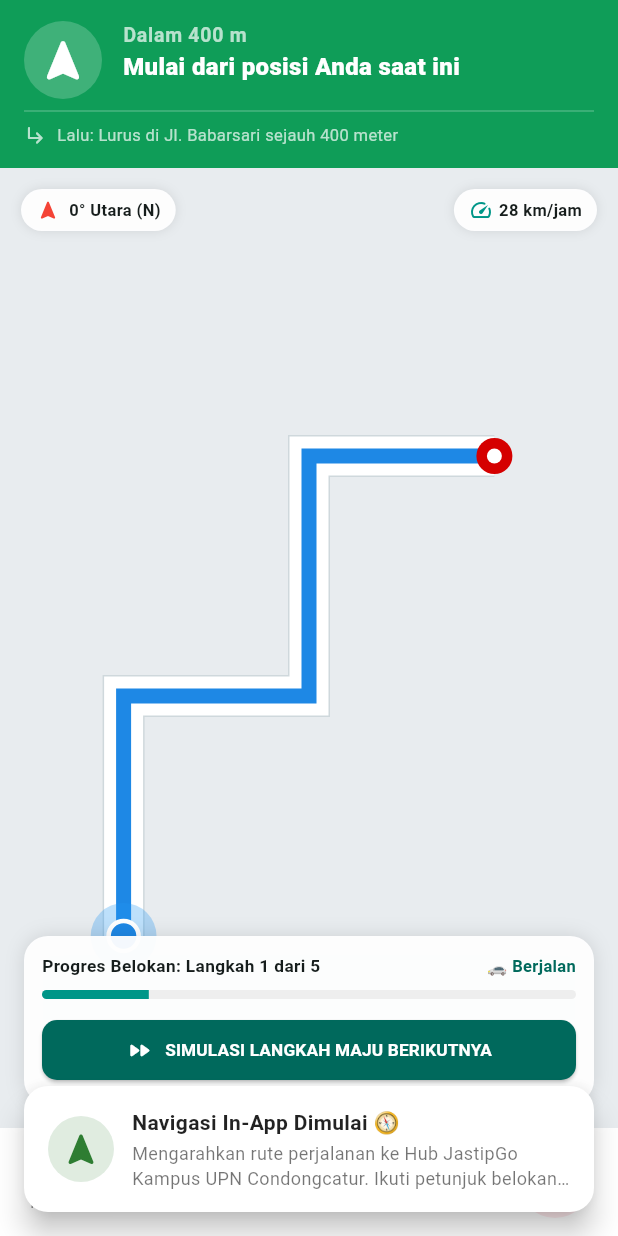
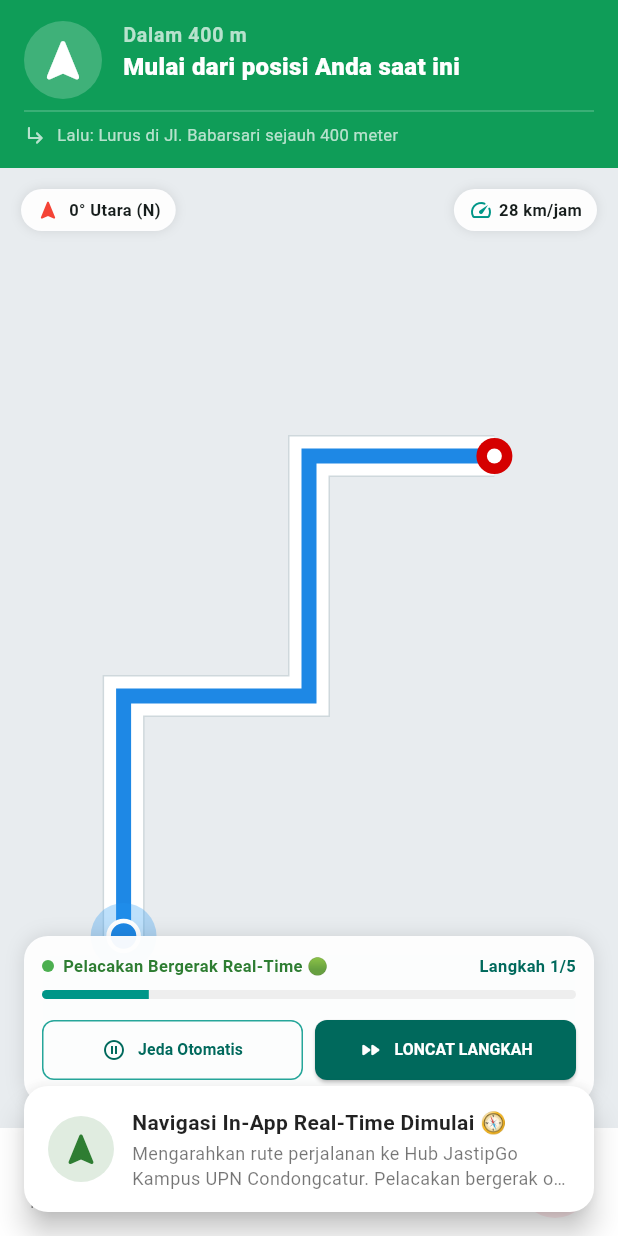
Before and after one commit to Naufalople/Project-PAM, a Flutter app: the HalamanPetaLokasi screen opened directly, scrolled down 576 dp, after a tap on "Navigasi di Aplikasi", on a phone screen of 412 x 824 dp. Run offline on Flutter 3.47's test engine with Material 3 defaults, Android fonts, the phone set to English and light mode, and no system bars; our stand-ins replace flutter_local_notifications, geolocator, hive_flutter, image_picker, local_auth, sensors_plus and 1 more; accounts and stored records are empty.

Commit message:
merevisi beberapa fitur

```diff
--- a/lib/model/model_barang_jastip.dart
+++ b/lib/model/model_barang_jastip.dart
@@ -13,7 +13,7 @@ class ModelBarangJastip {
   final String namaToko;
   final String batasWaktuPo; // Waktu penutupan PO
   final double rating;
-  final int jumlahPeminat;
+  int jumlahPeminat;
 
   ModelBarangJastip({
     required this.id,
--- a/lib/tampilan/halaman_peta_lokasi.dart
+++ b/lib/tampilan/halaman_peta_lokasi.dart
@@ -30,6 +30,8 @@ class _HalamanPetaLokasiState extends State<HalamanPetaLokasi> with SingleTicker
   int _langkahNavigasiAktif = 0;
   final double _kecepatanKmJam = 28.0;
   late AnimationController _animasiPulse;
+  Timer? _timerNavigasiOtomatis;
+  bool _navigasiOtomatisBerjalan = true;
 
   // Daftar Titik Temu / Cabang Hub Traveler JastipGo
   final List<Map<String, dynamic>> _daftarTitikTemu = [
@@ -126,6 +128,7 @@ class _HalamanPetaLokasiState extends State<HalamanPetaLokasi> with SingleTicker
 
   @override
   void dispose() {
+    _timerNavigasiOtomatis?.cancel();
     _langgananPosisi?.cancel();
     _animasiPulse.dispose();
     super.dispose();
@@ -175,6 +178,20 @@ class _HalamanPetaLokasiState extends State<HalamanPetaLokasi> with SingleTicker
         setState(() {
           _posisiPengguna = posisiBaru;
           _statusLokasi = 'GPS Live • ${posisiBaru.latitude.toStringAsFixed(4)}, ${posisiBaru.longitude.toStringAsFixed(4)}';
+
+          // Otomatisasi Real-Time GPS: Bergerak maju mengikuti posisi nyata HP tanpa harus klik
+          if (_sedangBernavigasi) {
+            final hub = _daftarTitikTemu[_indeksTitikTerpilih];
+            final jarakSisaKm = _hitungJarakKm(hub['lat'], hub['lng']);
+            final double jarakAwal = (hub['jarakAwalKm'] as num).toDouble();
+            final petunjuk = hub['rutePetunjuk'] as List<String>;
+
+            final double rasioSelesai = (1.0 - (jarakSisaKm / jarakAwal)).clamp(0.0, 1.0);
+            final int langkahHitung = (rasioSelesai * (petunjuk.length - 1)).floor();
+            if (langkahHitung > _langkahNavigasiAktif) {
+              _langkahNavigasiAktif = langkahHitung;
+            }
+          }
         });
       });
     } catch (_) {
@@ -234,24 +251,69 @@ class _HalamanPetaLokasiState extends State<HalamanPetaLokasi> with SingleTicker
     return 'Barat Laut (NW)';
   }
 
-  // Memulai Mode Navigasi Turn-by-Turn Langsung di Dalam Aplikasi
+  // Memulai Mode Navigasi Turn-by-Turn Langsung di Dalam Aplikasi Secara Otomatis Real-Time (Audit Poin 3)
   void _mulaiNavigasiDalamAplikasi() {
     setState(() {
       _sedangBernavigasi = true;
       _langkahNavigasiAktif = 0;
+      _navigasiOtomatisBerjalan = true;
     });
 
     final hub = _daftarTitikTemu[_indeksTitikTerpilih];
     LayananNotifikasi.kirimNotifikasi(
       context,
-      judul: 'Navigasi In-App Dimulai 🧭',
-      pesan: 'Mengarahkan rute perjalanan ke ${hub['nama']}. Ikuti petunjuk belokan di layar.',
+      judul: 'Navigasi In-App Real-Time Dimulai 🧭',
+      pesan: 'Mengarahkan rute perjalanan ke ${hub['nama']}. Pelacakan bergerak otomatis secara real-time.',
       ikon: Icons.navigation_rounded,
       warna: Colors.green.shade800,
     );
+
+    _mulaiTimerOtomatis();
   }
 
-  // Simulasi Maju ke Langkah Belokan Berikutnya
+  // Timer Pelacakan Real-Time Otomatis (Bergerak tanpa harus klik tombol manual)
+  void _mulaiTimerOtomatis() {
+    _timerNavigasiOtomatis?.cancel();
+    _timerNavigasiOtomatis = Timer.periodic(const Duration(milliseconds: 2800), (timer) {
+      if (!_sedangBernavigasi || !_navigasiOtomatisBerjalan) return;
+
+      final hub = _daftarTitikTemu[_indeksTitikTerpilih];
+      final petunjuk = hub['rutePetunjuk'] as List<String>;
+
+      if (_langkahNavigasiAktif < petunjuk.length - 1) {
+        if (!mounted) return;
+        setState(() {
+          _langkahNavigasiAktif++;
+        });
+
+        if (_langkahNavigasiAktif == petunjuk.length - 1) {
+          timer.cancel();
+          LayananNotifikasi.kirimNotifikasi(
+            context,
+            judul: 'Anda Telah Tiba di Titik Temu! 🏁',
+            pesan: 'Anda telah sampai di ${hub['nama']}. Silakan temui traveler ${hub['traveler']}.',
+            ikon: Icons.check_circle_rounded,
+            warna: Colors.green.shade800,
+          );
+        }
+      } else {
+        timer.cancel();
+      }
+    });
+  }
+
+  void _toggleNavigasiOtomatis() {
+    setState(() {
+      _navigasiOtomatisBerjalan = !_navigasiOtomatisBerjalan;
+    });
+    if (_navigasiOtomatisBerjalan) {
+      _mulaiTimerOtomatis();
+    } else {
+      _timerNavigasiOtomatis?.cancel();
+    }
+  }
+
+  // Maju ke Langkah Belokan Berikutnya (Manual Override)
   void _simulasiLangkahBerikutnya() {
     final hub = _daftarTitikTemu[_indeksTitikTerpilih];
     final petunjuk = hub['rutePetunjuk'] as List<String>;
@@ -261,6 +323,7 @@ class _HalamanPetaLokasiState extends State<HalamanPetaLokasi> with SingleTicker
         _langkahNavigasiAktif++;
       });
       if (_langkahNavigasiAktif == petunjuk.length - 1) {
+        _timerNavigasiOtomatis?.cancel();
         LayananNotifikasi.kirimNotifikasi(
           context,
           judul: 'Anda Telah Tiba di Titik Temu! 🏁',
@@ -270,6 +333,7 @@ class _HalamanPetaLokasiState extends State<HalamanPetaLokasi> with SingleTicker
         );
       }
     } else {
+      _timerNavigasiOtomatis?.cancel();
       setState(() {
         _sedangBernavigasi = false;
         _langkahNavigasiAktif = 0;
@@ -982,12 +1046,31 @@ class _HalamanPetaLokasiState extends State<HalamanPetaLokasi> with SingleTicker
                           Row(
                             mainAxisAlignment: MainAxisAlignment.spaceBetween,
                             children: [
+                              Row(
+                                children: [
+                                  Container(
+                                    width: 8,
+                                    height: 8,
+                                    decoration: BoxDecoration(
+                                      color: _navigasiOtomatisBerjalan ? Colors.green : Colors.orange,
+                                      shape: BoxShape.circle,
+                                    ),
+                                  ),
+                                  const SizedBox(width: 6),
                                   Text(
-                                'Progres Belokan: Langkah ${_langkahNavigasiAktif + 1} dari ${petunjukList.length}',
-                                style: const TextStyle(fontWeight: FontWeight.bold, fontSize: 11.5),
+                                    _navigasiOtomatisBerjalan
+                                        ? 'Pelacakan Bergerak Real-Time 🟢'
+                                        : 'Mode Jeda / Manual ⏸️',
+                                    style: TextStyle(
+                                      fontWeight: FontWeight.bold,
+                                      fontSize: 11,
+                                      color: _navigasiOtomatisBerjalan ? Colors.green.shade800 : Colors.orange.shade900,
+                                    ),
+                                  ),
+                                ],
                               ),
                               Text(
-                                adalahLangkahTerakhir ? '🏁 Sampai' : '🚗 Berjalan',
+                                adalahLangkahTerakhir ? '🏁 Sampai' : 'Langkah ${_langkahNavigasiAktif + 1}/${petunjukList.length}',
                                 style: TextStyle(
                                   fontSize: 11,
                                   fontWeight: FontWeight.bold,
@@ -1009,27 +1092,50 @@ class _HalamanPetaLokasiState extends State<HalamanPetaLokasi> with SingleTicker
                             ),
                           ),
                           const SizedBox(height: 10),
-                          SizedBox(
-                            width: double.infinity,
+                          Row(
+                            children: [
+                              Expanded(
+                                child: OutlinedButton.icon(
+                                  style: OutlinedButton.styleFrom(
+                                    foregroundColor: _navigasiOtomatisBerjalan ? Colors.teal.shade800 : Colors.indigo.shade800,
+                                    side: BorderSide(
+                                      color: _navigasiOtomatisBerjalan ? Colors.teal.shade400 : Colors.indigo.shade400,
+                                    ),
+                                    padding: const EdgeInsets.symmetric(vertical: 8),
+                                    shape: RoundedRectangleBorder(borderRadius: BorderRadius.circular(8)),
+                                  ),
+                                  onPressed: _toggleNavigasiOtomatis,
+                                  icon: Icon(
+                                    _navigasiOtomatisBerjalan ? Icons.pause_circle_outline : Icons.play_circle_outline,
+                                    size: 16,
+                                  ),
+                                  label: Text(
+                                    _navigasiOtomatisBerjalan ? 'Jeda Otomatis' : 'Lanjut Otomatis',
+                                    style: const TextStyle(fontSize: 10.5, fontWeight: FontWeight.bold),
+                                  ),
+                                ),
+                              ),
+                              const SizedBox(width: 8),
+                              Expanded(
                                 child: ElevatedButton.icon(
                                   style: ElevatedButton.styleFrom(
                                     backgroundColor: adalahLangkahTerakhir ? Colors.green.shade700 : Colors.teal.shade800,
                                     foregroundColor: Colors.white,
-                                padding: const EdgeInsets.symmetric(vertical: 10),
-                                shape: RoundedRectangleBorder(borderRadius: BorderRadius.circular(10)),
+                                    padding: const EdgeInsets.symmetric(vertical: 8),
+                                    shape: RoundedRectangleBorder(borderRadius: BorderRadius.circular(8)),
                                   ),
                                   onPressed: _simulasiLangkahBerikutnya,
                                   icon: Icon(
                                     adalahLangkahTerakhir ? Icons.check_circle : Icons.fast_forward_rounded,
-                                size: 18,
+                                    size: 16,
                                   ),
                                   label: Text(
-                                adalahLangkahTerakhir
-                                    ? 'SELESAIKAN & KELUAR NAVIGASI'
-                                    : 'SIMULASI LANGKAH MAJU BERIKUTNYA',
-                                style: const TextStyle(fontWeight: FontWeight.bold, fontSize: 11.5),
+                                    adalahLangkahTerakhir ? 'SELESAIKAN' : 'LONCAT LANGKAH',
+                                    style: const TextStyle(fontWeight: FontWeight.bold, fontSize: 10.5),
                                   ),
                                 ),
+                              ),
+                            ],
                           ),
                         ],
                       ),
```
Also changed, not shown: lib/layanan/layanan_api.dart (+41 -0 lines), lib/tampilan/halaman_checkout.dart (+11 -0 lines). Lines whose indentation alone changed are shown as unchanged.
